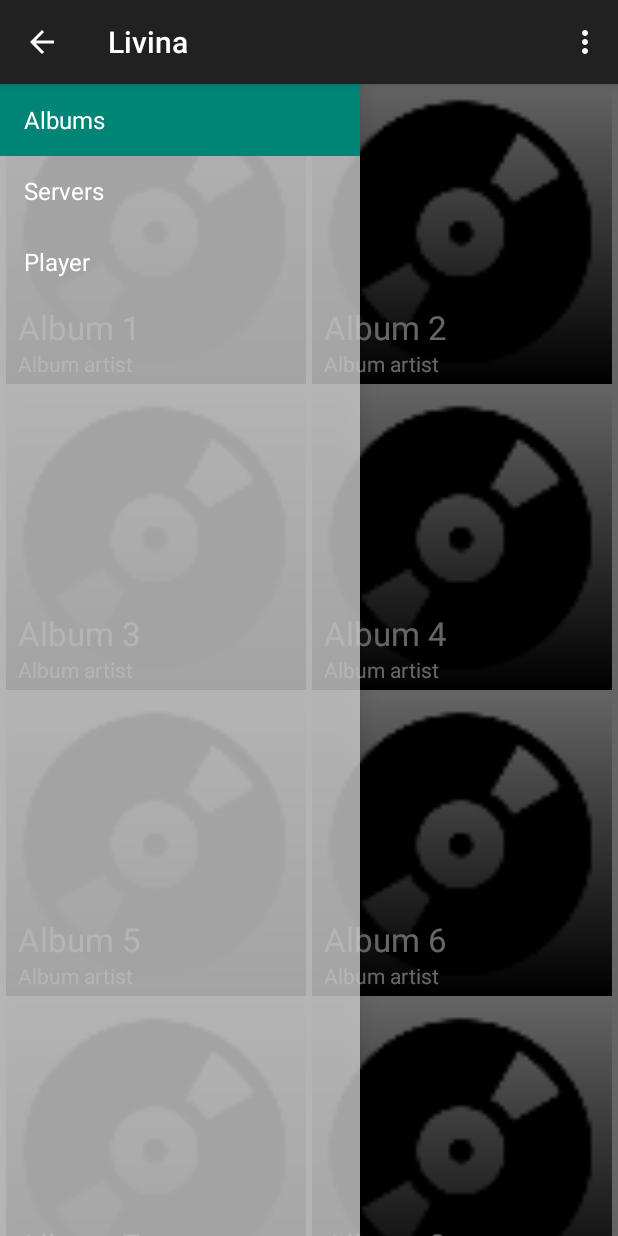
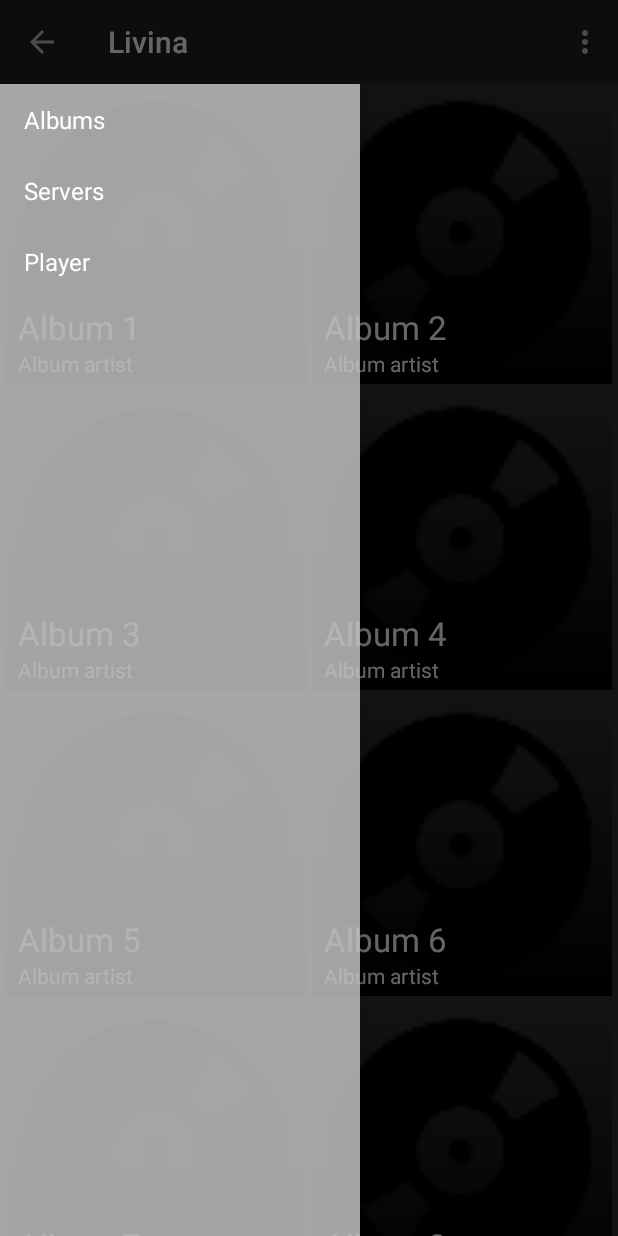
Before and after one commit to Avene/Livina, an Android app: the screen it shows after launch (MainActivity), on a phone screen of 412 x 824 dp. Run offline under Robolectric (Android 15) with nearby library versions, the phone set to English and light mode, and no system bars; libraries missing offline, so code that uses them is left out: org.fourthline.cling; 2 statements that could not run were skipped.

Commit message:
add theme file and change actionbar to toolbar

```diff
--- a/app/src/main/AndroidManifest.xml
+++ b/app/src/main/AndroidManifest.xml
@@ -12,7 +12,7 @@
         android:allowBackup="true"
         android:icon="@drawable/ic_launcher"
         android:label="@string/app_name"
-        android:theme="@style/AppTheme" >
+        android:theme="@style/LivinaDark" >
         <activity
             android:name=".activity.MainActivity"
             android:label="@string/app_name" >
--- a/app/src/main/java/com/avene/avene/livina/activity/MainActivity.java
+++ b/app/src/main/java/com/avene/avene/livina/activity/MainActivity.java
@@ -15,6 +15,7 @@ import android.support.v7.app.ActionBar;
 import android.support.v7.app.ActionBarActivity;
 import android.support.v7.widget.LinearLayoutManager;
 import android.support.v7.widget.RecyclerView;
+import android.support.v7.widget.Toolbar;
 import android.view.LayoutInflater;
 import android.view.Menu;
 import android.view.MenuItem;
@@ -60,6 +61,9 @@ public class MainActivity extends ActionBarActivity
     protected void onCreate(Bundle savedInstanceState) {
         super.onCreate(savedInstanceState);
         setContentView(R.layout.activity_main);
+
+        Toolbar toolbar = (Toolbar) findViewById(R.id.main_toolbar);
+        setSupportActionBar(toolbar);
 
         mNavigationDrawerFragment = (NavigationDrawerFragment)
                 getFragmentManager().findFragmentById(R.id.navigation_drawer);
--- a/app/src/main/java/com/avene/avene/livina/fragment/NavigationDrawerFragment.java
+++ b/app/src/main/java/com/avene/avene/livina/fragment/NavigationDrawerFragment.java
@@ -87,6 +87,12 @@ public class NavigationDrawerFragment extends Fragment {
     public void onActivityCreated(Bundle savedInstanceState) {
         super.onActivityCreated(savedInstanceState);
         // Indicate that this fragment would like to influence the set of actions in the action bar.
+        mDrawerListView.setAdapter(new ArrayAdapter<String>(
+                getActionBar().getThemedContext(),
+                android.R.layout.simple_list_item_activated_1,
+                android.R.id.text1,
+                DrawerFragmentFactory.getDrawerTitlesArray()));
+
         setHasOptionsMenu(true);
     }
 
@@ -101,14 +107,11 @@ public class NavigationDrawerFragment extends Fragment {
                 selectItem(position);
             }
         });
-        mDrawerListView.setAdapter(new ArrayAdapter<String>(
-                getActionBar().getThemedContext(),
-                android.R.layout.simple_list_item_activated_1,
-                android.R.id.text1,
-                DrawerFragmentFactory.getDrawerTitlesArray()));
         mDrawerListView.setItemChecked(mCurrentSelectedPosition, true);
         return mDrawerListView;
     }
+
+
 
     public boolean isDrawerOpen() {
         return mDrawerLayout != null && mDrawerLayout.isDrawerOpen(mFragmentContainerView);
--- a/app/src/main/res/layout/activity_main.xml
+++ b/app/src/main/res/layout/activity_main.xml
@@ -8,12 +8,29 @@
     android:layout_height="match_parent"
     tools:context="com.avene.avene.livina.activity.MainActivity">
 
-    <!-- As the main content view, the view below consumes the entire space available using
-    match_parent in both dimensions. -->
-    <FrameLayout
-        android:id="@+id/container"
-        android:layout_width="match_parent"
-        android:layout_height="match_parent"/>
+
+    <LinearLayout
+        android:layout_width="fill_parent"
+        android:layout_height="fill_parent"
+        android:orientation="vertical">
+
+        <android.support.v7.widget.Toolbar
+            android:id="@+id/main_toolbar"
+            android:layout_width="match_parent"
+            android:layout_height="wrap_content"
+            android:background="?attr/colorPrimary"
+            android:minHeight="?attr/actionBarSize"/>
+
+        <!-- As the main content view, the view below consumes the entire space available using
+       match_parent in both dimensions. -->
+        <RelativeLayout
+            android:id="@+id/container"
+            android:layout_width="match_parent"
+            android:layout_height="match_parent">
+
+        </RelativeLayout>
+    </LinearLayout>
+
 
     <!-- android:layout_gravity="start" tells DrawerLayout to treat this as a sliding drawer on the
      left side for left-to-right languages and on the right side for right-to-left languages.
@@ -25,6 +42,7 @@
         android:layout_width="@dimen/navigation_drawer_width"
         android:layout_height="match_parent"
         android:layout_gravity="start"
+        android:layout_marginTop="?attr/actionBarSize"
         tools:layout="@layout/fragment_navigation_drawer"/>
 
 </android.support.v4.widget.DrawerLayout>
--- a/app/src/main/res/values/styles.xml
+++ b/app/src/main/res/values/styles_livinadark.xml
@@ -1,7 +1,7 @@
 <resources>
 
     <!-- Base application theme. -->
-    <style name="AppTheme" parent="Theme.AppCompat.Light.DarkActionBar">
+    <style name="LivinaDark" parent="Theme.AppCompat.NoActionBar">
         <!-- Customize your theme here. -->
     </style>
 
```
